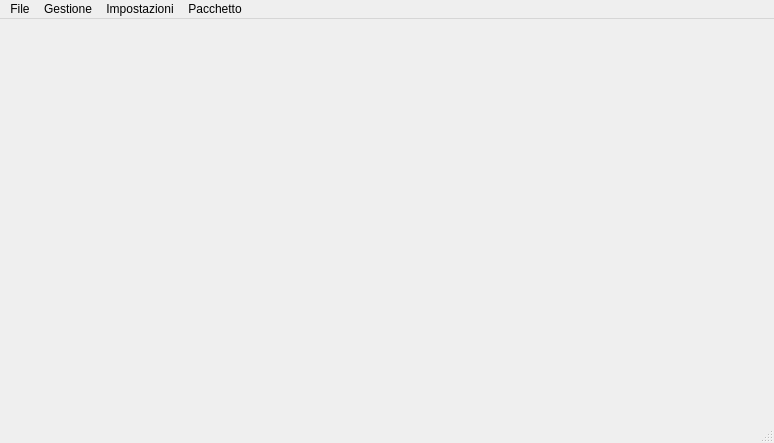
Above: mainwindow.ui from Gabriele266/ArduinoPacMan before the change. Below: the same form after it.
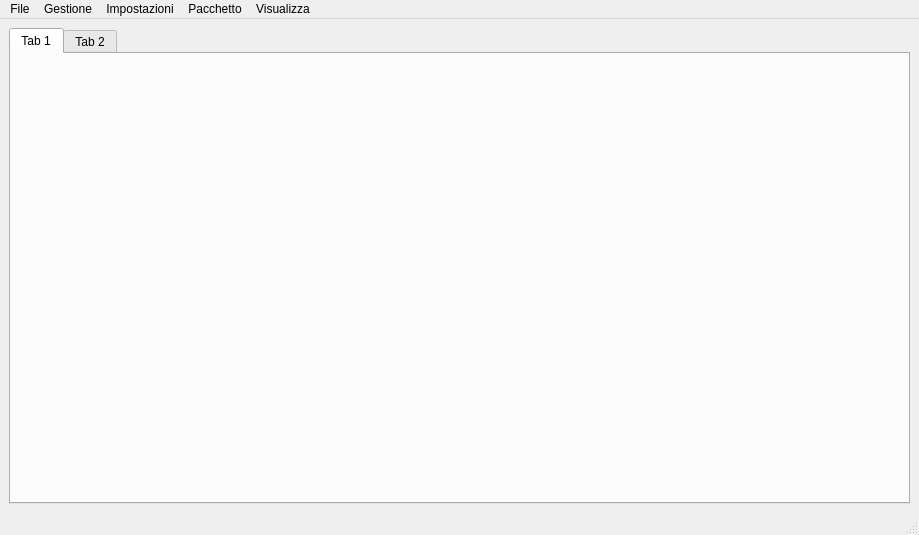
That is the form after the change. Icons and pictures are not drawn.

Patch:
```diff
--- a/mainwindow.ui
+++ b/mainwindow.ui
@@ -6,8 +6,8 @@
    <rect>
     <x>0</x>
     <y>0</y>
-    <width>774</width>
-    <height>443</height>
+    <width>919</width>
+    <height>535</height>
    </rect>
   </property>
   <property name="windowTitle">
@@ -19,7 +19,22 @@
   <widget class="QWidget" name="centralwidget">
    <layout class="QHBoxLayout" name="horizontalLayout">
     <item>
-     <layout class="QVBoxLayout" name="verticalLayout"/>
+     <layout class="QVBoxLayout" name="verticalLayout">
+      <item>
+       <widget class="QTabWidget" name="widgetManager">
+        <widget class="QWidget" name="tab">
+         <attribute name="title">
+          <string>Tab 1</string>
+         </attribute>
+        </widget>
+        <widget class="QWidget" name="tab_2">
+         <attribute name="title">
+          <string>Tab 2</string>
+         </attribute>
+        </widget>
+       </widget>
+      </item>
+     </layout>
     </item>
    </layout>
   </widget>
@@ -28,7 +43,7 @@
     <rect>
      <x>0</x>
      <y>0</y>
-     <width>774</width>
+     <width>919</width>
      <height>22</height>
     </rect>
    </property>
@@ -89,10 +104,18 @@
     <addaction name="separator"/>
     <addaction name="actionApri_file_di_progetto"/>
    </widget>
+   <widget class="QMenu" name="menuVisualizza">
+    <property name="title">
+     <string>Visualizza</string>
+    </property>
+    <addaction name="actionScheda_home"/>
+    <addaction name="actionSchede_a_sinistra"/>
+   </widget>
    <addaction name="menuFile"/>
    <addaction name="menuGestione"/>
    <addaction name="menuImpostazioni"/>
    <addaction name="menuPacchetto"/>
+   <addaction name="menuVisualizza"/>
   </widget>
   <widget class="QStatusBar" name="statusbar"/>
   <action name="actionNuovo_pacchetto">
```
Left out of the diff: 16 changed lines with no effect on the pictures.
